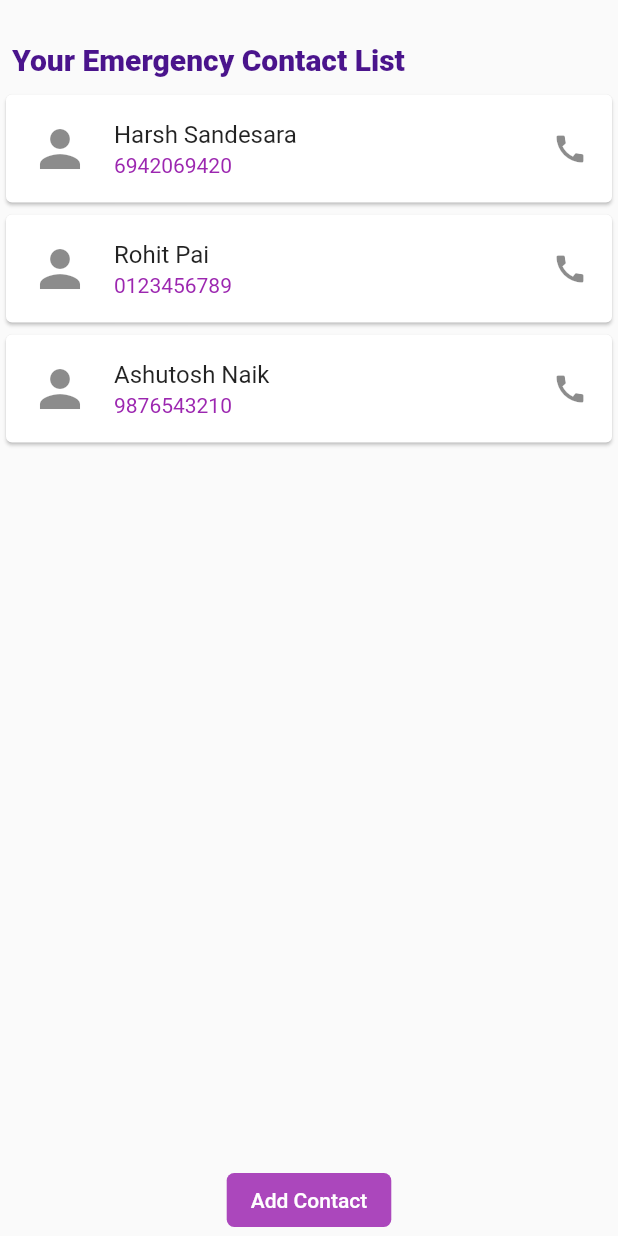
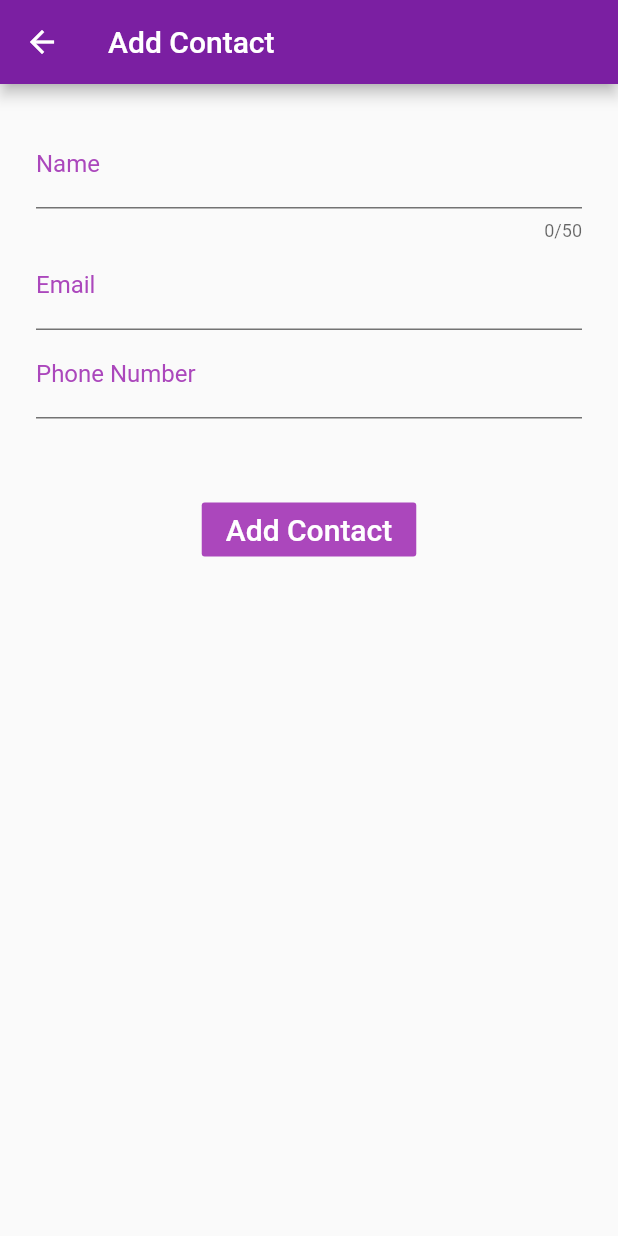
Before and after one commit to HarshSandesara/Vigila, a Flutter app: the Emergency screen opened directly, after a tap on "Add Contact", on a phone screen of 412 x 824 dp. Run offline on Flutter 3.47's test engine with Material 2 defaults, Android fonts, the phone set to English and light mode, and no system bars; our stand-ins replace cloud_firestore, firebase_auth, firebase_core, flutter_spinkit, geolocator, introduction_screen; missing offline and left inert: sms_maintained; accounts and stored records are empty; network calls fail.

Commit message:
Add/Edit Contacts

```diff
--- /dev/null
+++ b/lib/screens/home/addcontact.dart
@@ -0,0 +1,152 @@
+import 'package:flutter/material.dart';
+import 'package:vigila/models/user.dart';
+import 'package:vigila/screens/home/emergency.dart';
+import 'package:vigila/services/auth.dart';
+import 'package:vigila/shared/constants.dart';
+import 'package:vigila/shared/loading.dart';
+
+class AddContact extends StatefulWidget {
+  @override
+  State<StatefulWidget> createState() {
+    return AddContactScreen();
+  }
+}
+
+class AddContactScreen extends State<AddContact> {
+  String _name;
+  String _email;
+  String _phoneNumber;
+
+  final GlobalKey<FormState> _formKey = GlobalKey<FormState>();
+
+  Widget _buildName() {
+    FocusNode node = new FocusNode();
+    return TextFormField(
+      focusNode: node,
+      maxLength: 50,
+      decoration: InputDecoration(
+          labelText: 'Name',
+          enabledBorder: UnderlineInputBorder(
+            borderSide: BorderSide(color: Colors.black54),
+          ),
+          focusedBorder: UnderlineInputBorder(
+            borderSide: BorderSide(color: Colors.purple.shade400),
+          ),
+          labelStyle: TextStyle(
+              color: node.hasFocus ? Colors.black87 : Colors.purple.shade400)),
+      validator: (String value) {
+        if (value.isEmpty) {
+          return 'Name is required';
+        }
+
+        return null;
+      },
+      onSaved: (String value) {
+        _name = value;
+      },
+    );
+  }
+
+  Widget _buildEmail() {
+    FocusNode node = new FocusNode();
+    return TextFormField(
+      focusNode: node,
+      decoration: InputDecoration(
+          labelText: 'Email',
+          enabledBorder: UnderlineInputBorder(
+            borderSide: BorderSide(color: Colors.black54),
+          ),
+          focusedBorder: UnderlineInputBorder(
+            borderSide: BorderSide(color: Colors.purple.shade400),
+          ),
+          labelStyle: TextStyle(
+              color: node.hasFocus ? Colors.black87 : Colors.purple.shade400)),
+      keyboardType: TextInputType.emailAddress,
+      validator: (String value) {
+        if (value.isEmpty) {
+          return 'Email is required';
+        }
+
+        if (!RegExp(
+                r"[a-z0-9!#$%&'*+/=?^_`{|}~-]+(?:\.[a-z0-9!#$%&'*+/=?^_`{|}~-]+)*@(?:[a-z0-9](?:[a-z0-9-]*[a-z0-9])?\.)+[a-z0-9](?:[a-z0-9-]*[a-z0-9])?")
+            .hasMatch(value)) {
+          return 'Please enter a valid email Address';
+        }
+
+        return null;
+      },
+      onSaved: (String value) {
+        _email = value;
+      },
+    );
+  }
+
+  Widget _buildPhoneNumber() {
+    FocusNode node = new FocusNode();
+    return TextFormField(
+      focusNode: node,
+      decoration: InputDecoration(
+          labelText: 'Phone Number',
+          enabledBorder: UnderlineInputBorder(
+            borderSide: BorderSide(color: Colors.black54),
+          ),
+          focusedBorder: UnderlineInputBorder(
+            borderSide: BorderSide(color: Colors.purple.shade400),
+          ),
+          labelStyle: TextStyle(
+              color: node.hasFocus ? Colors.black87 : Colors.purple.shade400)),
+      keyboardType: TextInputType.phone,
+      validator: (String value) {
+        if (value.isEmpty) {
+          return 'Phone number is required';
+        }
+
+        return null;
+      },
+      onSaved: (String value) {
+        _phoneNumber = value;
+      },
+    );
+  }
+
+  @override
+  Widget build(BuildContext context) {
+    return Scaffold(
+      appBar: AppBar(
+        title: Text("Add Contact"),
+        backgroundColor: Colors.purple[700],
+      ),
+      body: Container(
+        margin: EdgeInsets.all(24),
+        child: Form(
+            key: _formKey,
+            child: Column(
+              mainAxisAlignment: MainAxisAlignment.start,
+              children: <Widget>[
+                _buildName(),
+                _buildEmail(),
+                _buildPhoneNumber(),
+                SizedBox(height: 50),
+                Center(
+                  child: FlatButton(
+                    onPressed: () {
+                      if (!_formKey.currentState.validate()) {
+                        return;
+                      }
+                      _formKey.currentState.save();
+
+                      Navigator.of(context).pop();
+                    },
+                    child: Text(
+                      'Add Contact',
+                      style: TextStyle(color: Colors.white, fontSize: 20),
+                    ),
+                    color: Colors.purple.shade400,
+                  ),
+                )
+              ],
+            )),
+      ),
+    );
+  }
+}
--- a/lib/screens/home/emergency.dart
+++ b/lib/screens/home/emergency.dart
@@ -1,6 +1,45 @@
 import 'package:flutter/material.dart';
+import 'package:vigila/screens/home/addcontact.dart';
+import 'package:vigila/screens/home/editcontact.dart';
 
 class Emergency extends StatelessWidget {
+  Future<String> createAlertDialog(BuildContext context, String name, String email, String phoneNumber) {
+
+    return showDialog(context: context, builder: (context) {
+      return AlertDialog(
+        title: Text("What do you want to do with $name?", style: TextStyle(fontSize: 15),),
+        actions: <Widget> [
+          MaterialButton(
+            elevation: 5,
+            child: Text('Call'),
+            onPressed: () {
+              Navigator.of(context).pop();
+            }
+            ),
+            MaterialButton(
+            elevation: 5,
+            child: Text('Edit'),
+            onPressed: () {
+              Navigator.of(context).pop();
+              Navigator.push(
+                context,
+                MaterialPageRoute(
+                  builder: (context) => EditContact(name: name, email: email,phoneNumber: phoneNumber),
+                ),
+              );
+            }
+            ),
+            MaterialButton(
+            elevation: 5,
+            child: Text('Delete'),
+            onPressed: () {
+              Navigator.of(context).pop();
+            }
+            )
+        ]
+      );
+    });
+  }
   @override
   Widget build(BuildContext context) {
     return Scaffold(
@@ -36,7 +75,7 @@ class Emergency extends StatelessWidget {
                   ),),
                   trailing: Icon(Icons.call),
                   onTap: () {
-
+                    createAlertDialog(context, "Harsh Sandesara", "sandesara.harsh@gmail.com", "6942069420");
                   },
                 ),
               ),
@@ -51,7 +90,7 @@ class Emergency extends StatelessWidget {
                   ),),
                   trailing: Icon(Icons.call),
                   onTap: () {
-
+                    createAlertDialog(context, "Rohit Pai", "rohit23110@gmail.com", "0123456789");
                   },
                 ),
               ),
@@ -66,7 +105,7 @@ class Emergency extends StatelessWidget {
                   ),),
                   trailing: Icon(Icons.call),
                   onTap: () {
-
+                    createAlertDialog(context, "Ashutosh Naik", "infernape.po@gmail.com", "9876543210");
                   },
                 ),
               ),
@@ -74,8 +113,14 @@ class Emergency extends StatelessWidget {
           )),
           Center(
             child: FlatButton(onPressed: () {
-
-            }, child: Text('Add Contact'),
+              Navigator.push(
+                context,
+                MaterialPageRoute(
+                  builder: (context) => AddContact(),
+                ),
+              );
+            },
+            child: Text('Add Contact'),
             color: Colors.purple.shade400,
             textColor: Colors.white,
             shape: RoundedRectangleBorder(borderRadius: BorderRadius.all(Radius.circular(5)))
```
Also changed, not shown: lib/screens/home/editcontact.dart (added, +172 -0 lines), lib/screens/home/home.dart (+30 -1 lines).
